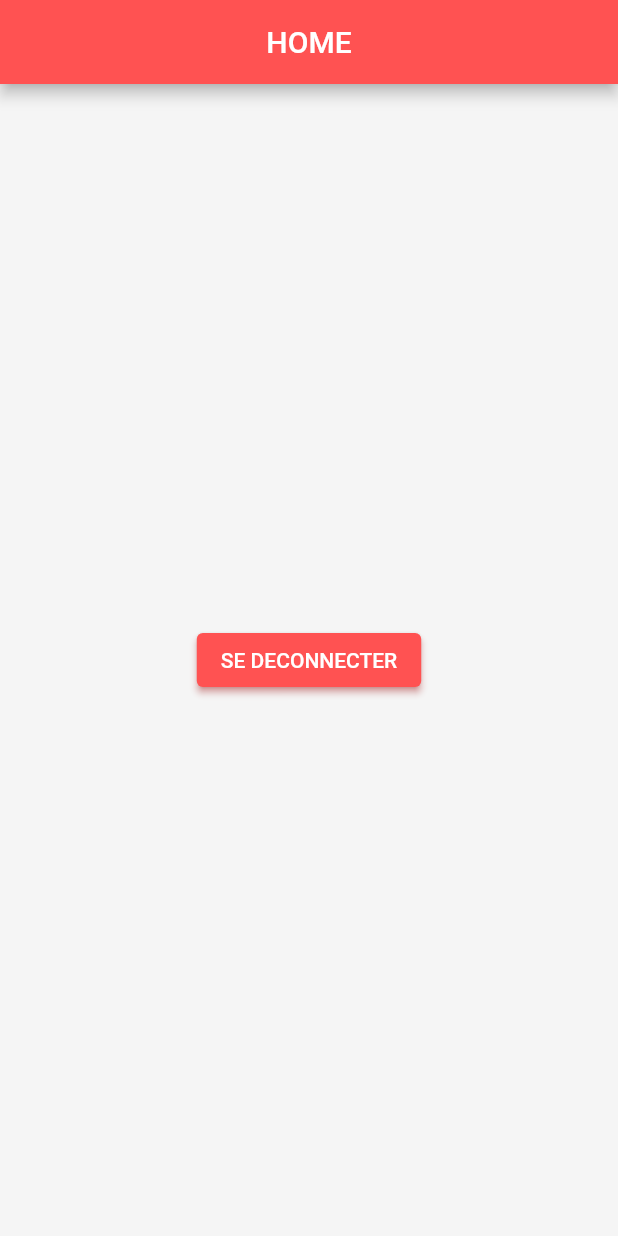
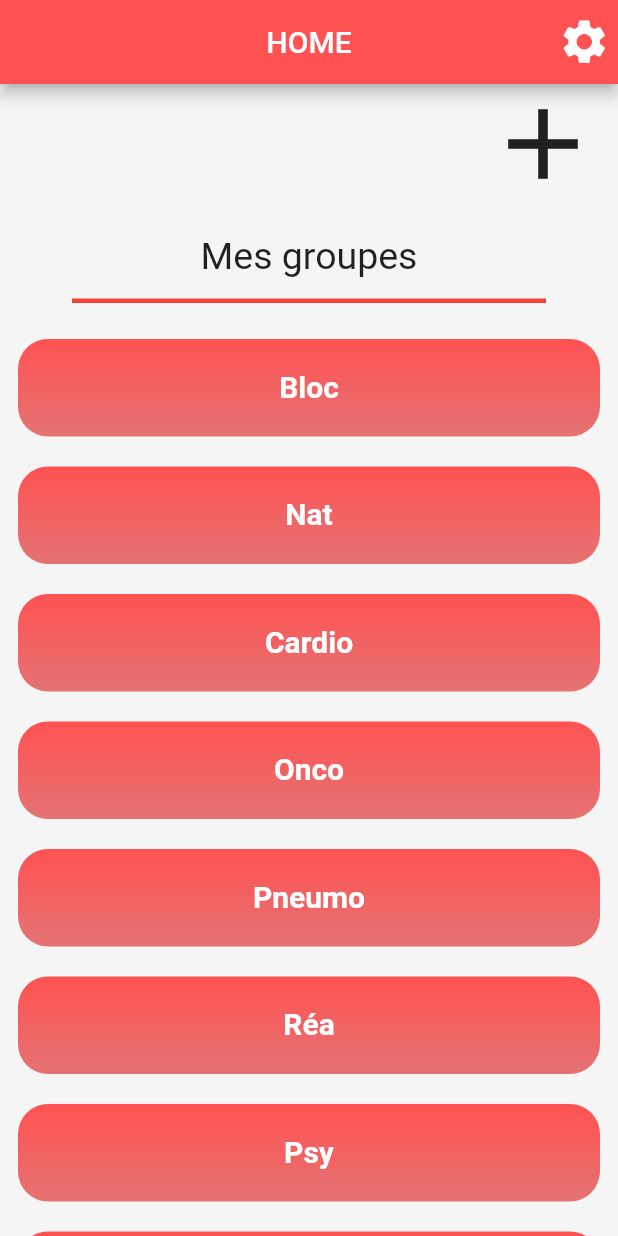
Before and after one commit to ThomasFabrePro/NursElp, a Flutter app: the screen it shows after launch, on a phone screen of 412 x 824 dp. Run offline on Flutter 3.47's test engine with Material 2 defaults, Android fonts, the phone set to English and light mode, and no system bars; our stand-ins replace bottom_navy_bar, firebase_auth, firebase_core, sqflite; missing offline and left inert: dart:ffi; accounts and stored records are empty.

Commit message:
Création page d'accueil
Front

```diff
--- a/NursElp/NursElp/lib/screens/GroupCreation.dart
+++ b/NursElp/NursElp/lib/screens/GroupCreation.dart
@@ -29,7 +29,11 @@ class _GroupCreationPageState extends State<GroupCreationPage> {
                 Container(
                   padding: EdgeInsets.all(20),
                   decoration: BoxDecoration(
-                    color: Colors.red[400],
+                    gradient: LinearGradient(
+                      colors: [Colors.redAccent, Colors.red[300]],
+                      begin: Alignment(0.0, -1.0),
+                      end: Alignment(0.0, 1.0),
+                    ),
                     borderRadius: BorderRadius.circular(10),
                   ),
                   child: Column(
@@ -112,7 +116,11 @@ class _GroupCreationPageState extends State<GroupCreationPage> {
                   padding: EdgeInsets.all(20),
                   decoration: BoxDecoration(
                     borderRadius: BorderRadius.circular(10),
-                    color: Colors.red[400],
+                    gradient: LinearGradient(
+                      colors: [Colors.redAccent, Colors.red[300]],
+                      begin: Alignment(0.0, -1.0),
+                      end: Alignment(0.0, 1.0),
+                    ),
                   ),
                   child: Column(
                     crossAxisAlignment: CrossAxisAlignment.stretch,
--- a/NursElp/NursElp/lib/screens/dashboard/Home.dart
+++ b/NursElp/NursElp/lib/screens/dashboard/Home.dart
@@ -1,5 +1,7 @@
+import 'package:NursElp/screens/GroupCreation.dart';
 import 'package:NursElp/screens/guests/Auth.dart';
 import 'package:NursElp/screens/services/UserService.dart';
+import 'package:NursElp/widgets.dart';
 import 'package:flutter/material.dart';
 
 class HomeScreen extends StatefulWidget {
@@ -17,18 +19,122 @@ class _HomeScreenState extends State<HomeScreen> {
         appBar: AppBar(
           title: Text("HOME"),
           centerTitle: true,
+          actions: <Widget>[
+            IconButton(icon: Icon(Icons.settings, size: 35), onPressed: () {})
+          ],
         ),
-        body: Center(
-          child: ElevatedButton(
-            onPressed: () async {
-              await userService.logout();
-              Navigator.pushAndRemoveUntil(
-                  context,
-                  MaterialPageRoute(builder: (context) => AuthPage()),
-                  (route) => false);
-            },
-            child: Text('SE DECONNECTER'),
-          ),
+        body: Column(
+          children: [
+            Container(
+              margin: EdgeInsets.only(
+                right: 10,
+              ),
+              child: Row(
+                mainAxisAlignment: MainAxisAlignment.end,
+                children: [
+                  InkWell(
+                    onTap: () {
+                      Navigator.push(
+                        context,
+                        MaterialPageRoute(
+                            builder: (context) => GroupCreationPage()),
+                      );
+                    },
+                    child: Icon(
+                      Icons.add,
+                      size: 80,
+                    ),
+                  ),
+
+                  //TODO bouton déco à récup
+                  // ElevatedButton(
+                  //   onPressed: () async {
+                  //     await userService.logout();
+                  //     Navigator.pushAndRemoveUntil(
+                  //         context,
+                  //         MaterialPageRoute(builder: (context) => AuthPage()),
+                  //         (route) => false);
+                  //   },
+                  //   child: Text('SE DECONNECTER'),
+                  // ),
+                ],
+              ),
+            ),
+            SizedBox(
+              height: 20,
+            ),
+            Container(
+              child: Row(
+                mainAxisAlignment: MainAxisAlignment.center,
+                children: [
+                  Text(
+                    'Mes groupes',
+                    style: TextStyle(
+                      fontSize: 25,
+                    ),
+                  ),
+                ],
+              ),
+            ),
+            Padding(
+              padding: const EdgeInsets.all(8.0),
+              child: const Divider(
+                height: 15,
+                thickness: 3,
+                indent: 40,
+                endIndent: 40,
+                color: Colors.red,
+              ),
+            ),
+            Expanded(
+              child: SingleChildScrollView(
+                child: Column(
+                  children: [
+                    MenuCardWidget(
+                      title: 'Bloc',
+                      navigator: AuthPage(),
+                    ),
+                    MenuCardWidget(
+                      title: 'Nat',
+                      navigator: AuthPage(),
+                    ),
+                    MenuCardWidget(
+                      title: 'Cardio',
+                      navigator: AuthPage(),
+                    ),
+                    MenuCardWidget(
+                      title: 'Onco',
+                      navigator: AuthPage(),
+                    ),
+                    MenuCardWidget(
+                      title: 'Pneumo',
+                      navigator: AuthPage(),
+                    ),
+                    MenuCardWidget(
+                      title: 'Réa',
+                      navigator: AuthPage(),
+                    ),
+                    MenuCardWidget(
+                      title: 'Psy',
+                      navigator: AuthPage(),
+                    ),
+                    MenuCardWidget(
+                      title: 'Gastro',
+                      navigator: AuthPage(),
+                    ),
+                    MenuCardWidget(
+                      title: 'Uro',
+                      navigator: AuthPage(),
+                    ),
+                    MenuCardWidget(
+                      title: 'EHPAD',
+                      navigator: AuthPage(),
+                    ),
+                  ],
+                ),
+              ),
+            ),
+          ],
         ),
       ),
     );
--- a/NursElp/NursElp/lib/widgets.dart
+++ b/NursElp/NursElp/lib/widgets.dart
@@ -326,7 +326,11 @@ class MenuCardWidget extends StatelessWidget {
       ),
       decoration: BoxDecoration(
         borderRadius: BorderRadius.circular(20),
-        color: Colors.red[300],
+        gradient: LinearGradient(
+          colors: [Colors.redAccent, Colors.red[300]],
+          begin: Alignment(0.0, -1.0),
+          end: Alignment(0.0, 1.0),
+        ),
       ),
       //color: Colors.red[300],
       child: InkWell(
```
